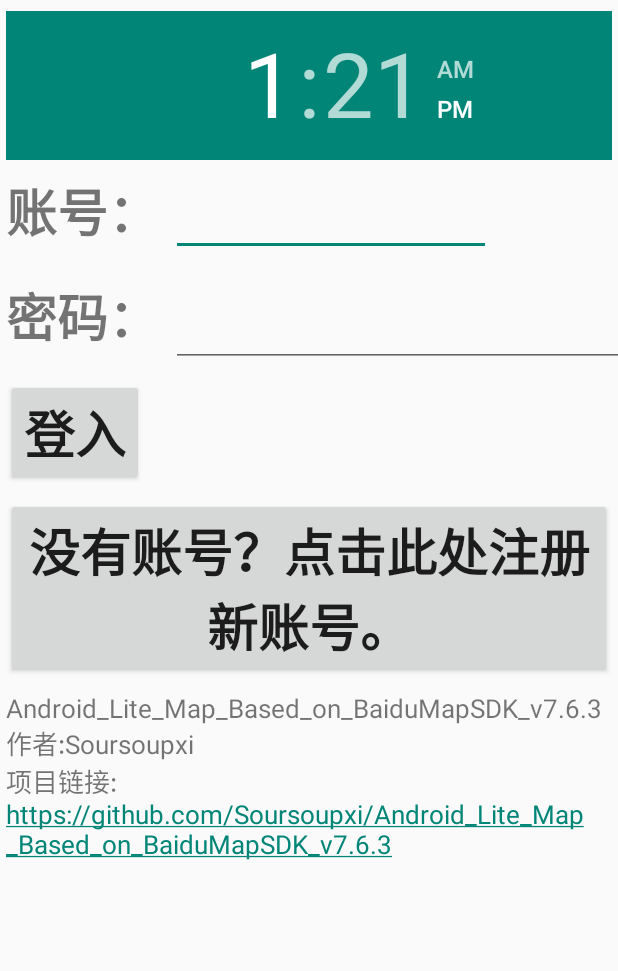
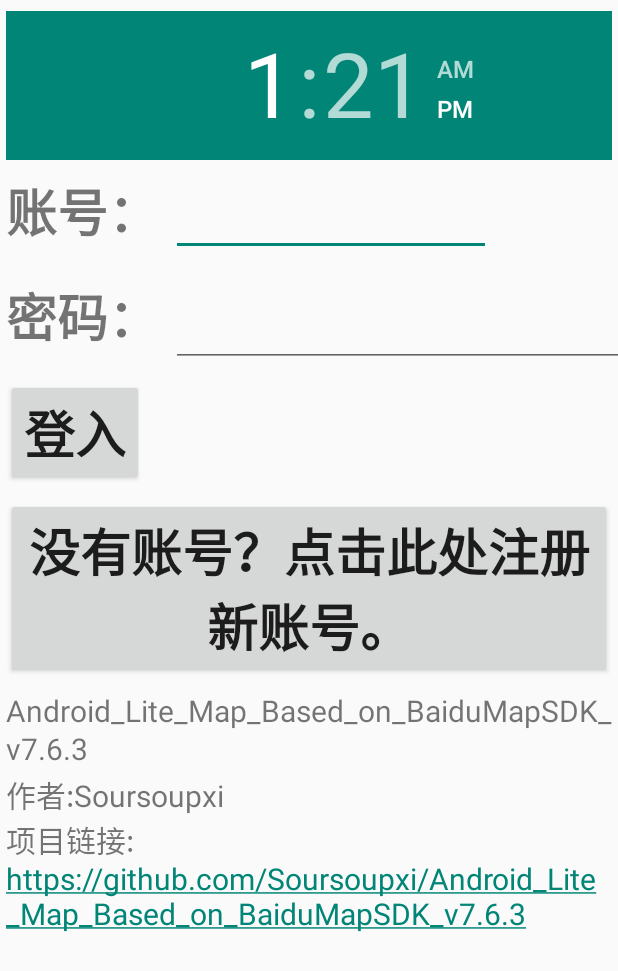
Before and after one commit to Soursoupxi/Android_Lite_Map_Based_on_BaiduMapSDK_v7.6.3, an Android app: the LoginActivity screen opened directly, with no data from a screen before it, on a phone screen of 412 x 824 dp. Shown: the top 971 px of the screen. Run offline under Robolectric (Android 15) with nearby library versions, the phone set to English and light mode, and no system bars.

```diff
--- a/app/src/main/res/layout/login.xml
+++ b/app/src/main/res/layout/login.xml
@@ -80,7 +80,7 @@
             android:layout_rowWeight="0.5"
             android:layout_row="5"
             android:layout_columnSpan="2"
-            android:textSize="17sp"
+            android:textSize="20sp"
             android:autoLink="web"
             android:text="Android_Lite_Map_Based_on_BaiduMapSDK_v7.6.3\n作者:Soursoupxi\n项目链接:\nhttps://github.com/Soursoupxi/Android_Lite_Map_Based_on_BaiduMapSDK_v7.6.3">
         </TextView>
```
